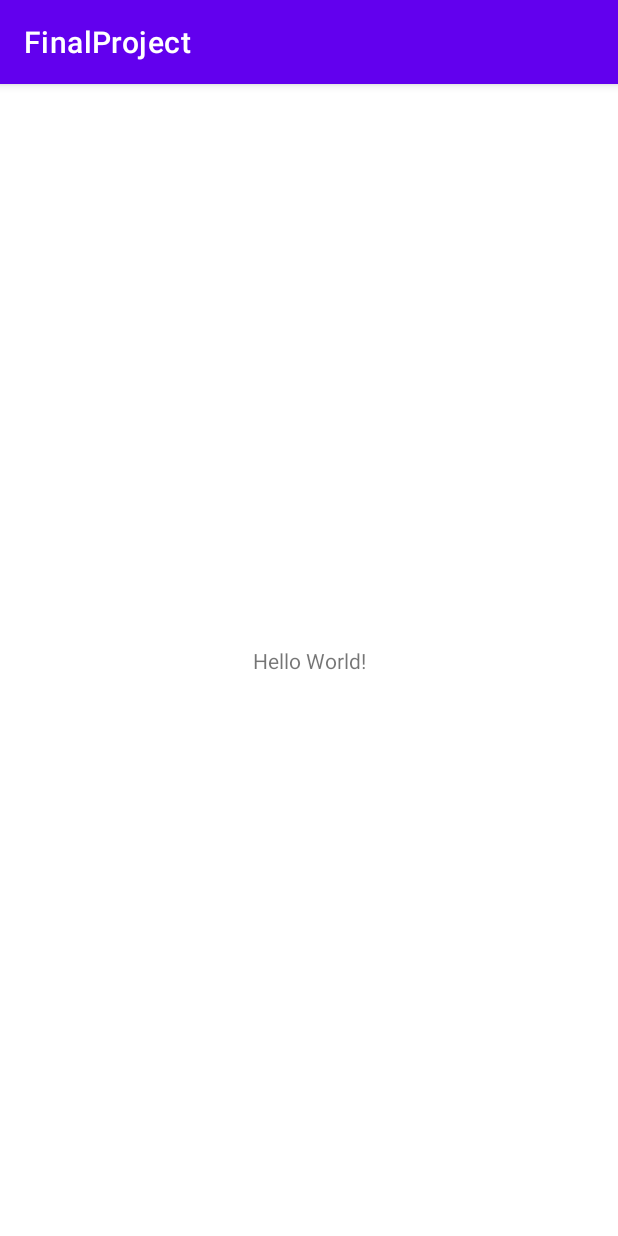
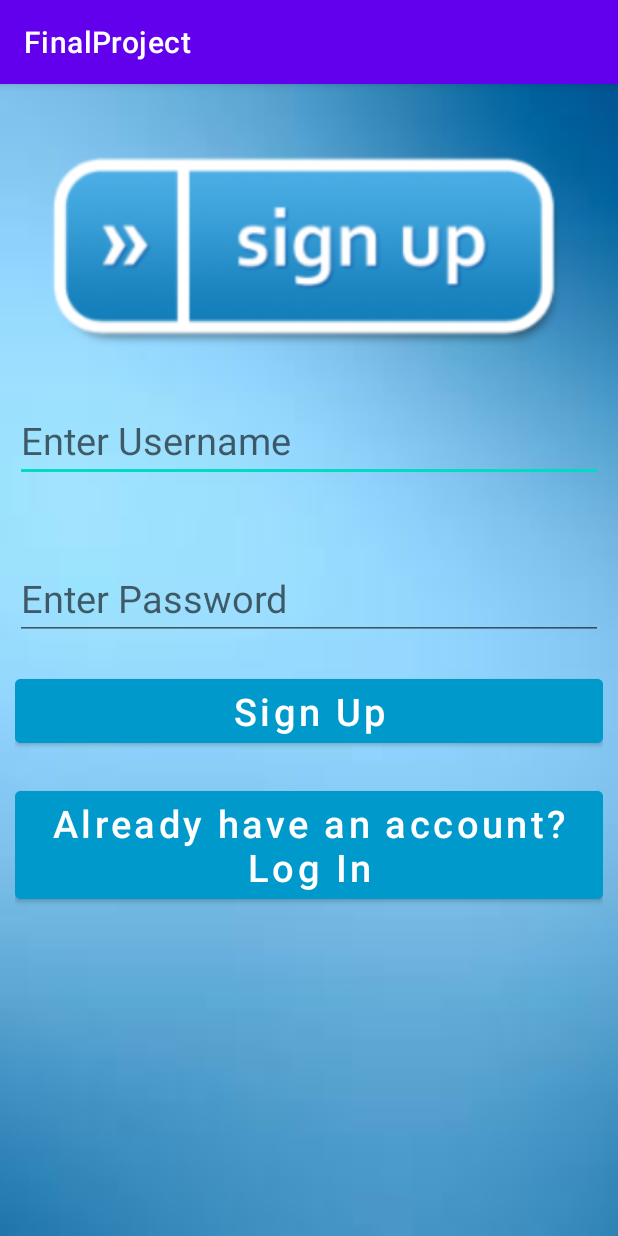
Before and after one commit to CDelongchamp/FinalProject, an Android app: the screen it shows after launch (MainActivity), on a phone screen of 412 x 824 dp. Run offline under Robolectric (Android 15) with nearby library versions, the phone set to English and light mode, and no system bars.

Commit message:
created first part of UI, made new DB class
created first part of UI, made new DB class

```diff
--- a/app/src/main/java/com/example/finalproject/MainActivity.java
+++ b/app/src/main/java/com/example/finalproject/MainActivity.java
@@ -3,12 +3,45 @@ package com.example.finalproject;
 import androidx.appcompat.app.AppCompatActivity;
 
 import android.os.Bundle;
+import android.view.View;
+import android.widget.Button;
+import android.widget.EditText;
+import android.widget.Toast;
 
 public class MainActivity extends AppCompatActivity {
+
+    EditText username,password;
+    Button SignUpButton;
+    Button LogInButton;
+    DB_Management myDB;
 
     @Override
     protected void onCreate(Bundle savedInstanceState) {
         super.onCreate(savedInstanceState);
         setContentView(R.layout.activity_main);
+
+        username = (EditText)findViewById(R.id.username);
+        password = (EditText)findViewById(R.id.password);
+
+        SignUpButton = (Button) findViewById(R.id.SignUpButton);
+        LogInButton = (Button)findViewById(R.id.LogInButton);
+
+        myDB = new DB_Management( this);
+
+        SignUpButton.setOnClickListener(new View.OnClickListener() {
+            @Override
+            public void onClick(View v) {
+                String user = username.getText().toString();
+                String pass = password.getText().toString();
+
+                if(user.equals("") || pass.equals(null)) {
+                    Toast.makeText(MainActivity.this, "Username or Password cannot be blank.", Toast.LENGTH_SHORT).show();
+                } else {
+
+                }
+
+            }
+        });
+
     }
 }
--- a/app/src/main/res/layout/activity_main.xml
+++ b/app/src/main/res/layout/activity_main.xml
@@ -1,18 +1,63 @@
 <?xml version="1.0" encoding="utf-8"?>
-<androidx.constraintlayout.widget.ConstraintLayout xmlns:android="http://schemas.android.com/apk/res/android"
+<RelativeLayout xmlns:android="http://schemas.android.com/apk/res/android"
     xmlns:app="http://schemas.android.com/apk/res-auto"
     xmlns:tools="http://schemas.android.com/tools"
     android:layout_width="match_parent"
     android:layout_height="match_parent"
-    tools:context=".MainActivity">
+    android:padding="10dp"
+    android:background="@drawable/download"
+    tools:context=".MainActivity" >
 
-    <TextView
-        android:layout_width="wrap_content"
+    <ImageView
+        android:id="@+id/imageView"
+        android:layout_width="match_parent"
+        android:layout_height="200dp"
+        android:scaleType="centerCrop"
+        android:src="@drawable/sign" />
+
+    <EditText
+        android:id="@+id/username"
+        android:layout_width="match_parent"
         android:layout_height="wrap_content"
-        android:text="Hello World!"
-        app:layout_constraintBottom_toBottomOf="parent"
-        app:layout_constraintLeft_toLeftOf="parent"
-        app:layout_constraintRight_toRightOf="parent"
-        app:layout_constraintTop_toTopOf="parent" />
+        android:hint="Enter Username"
+        android:textSize="25dp"
+        android:layout_below="@id/imageView"/>
 
-</androidx.constraintlayout.widget.ConstraintLayout>
+    <EditText
+        android:id="@+id/password"
+        android:layout_width="match_parent"
+        android:layout_height="wrap_content"
+        android:hint="Enter Password"
+        android:layout_marginTop="50dp"
+        android:textSize="25dp"
+        android:layout_below="@id/username"/>
+
+
+    <Button
+        android:id="@+id/SignUpButton"
+        android:layout_width="match_parent"
+        android:layout_height="wrap_content"
+        android:text="Sign Up"
+        android:textAllCaps="false"
+        android:layout_below="@id/password"
+        android:backgroundTint="@android:color/holo_blue_dark"
+        android:textSize="25dp"
+        android:layout_marginTop="20dp"/>
+
+    <Button
+        android:id="@+id/LogInButton"
+        android:layout_width="match_parent"
+        android:layout_height="wrap_content"
+        android:text="Already have an account? Log In"
+        android:textAllCaps="false"
+        android:layout_below="@id/SignUpButton"
+        android:backgroundTint="@android:color/holo_blue_dark"
+        android:textSize="25dp"
+        android:layout_marginTop="20dp"/>
+
+
+
+
+
+
+</RelativeLayout>
```
Also changed, not shown: app/src/main/java/com/example/finalproject/DB_Management.java (added, +61 -0 lines), app/src/main/res/drawable/download.jpg (added), app/src/main/res/drawable/sign.png (added).
